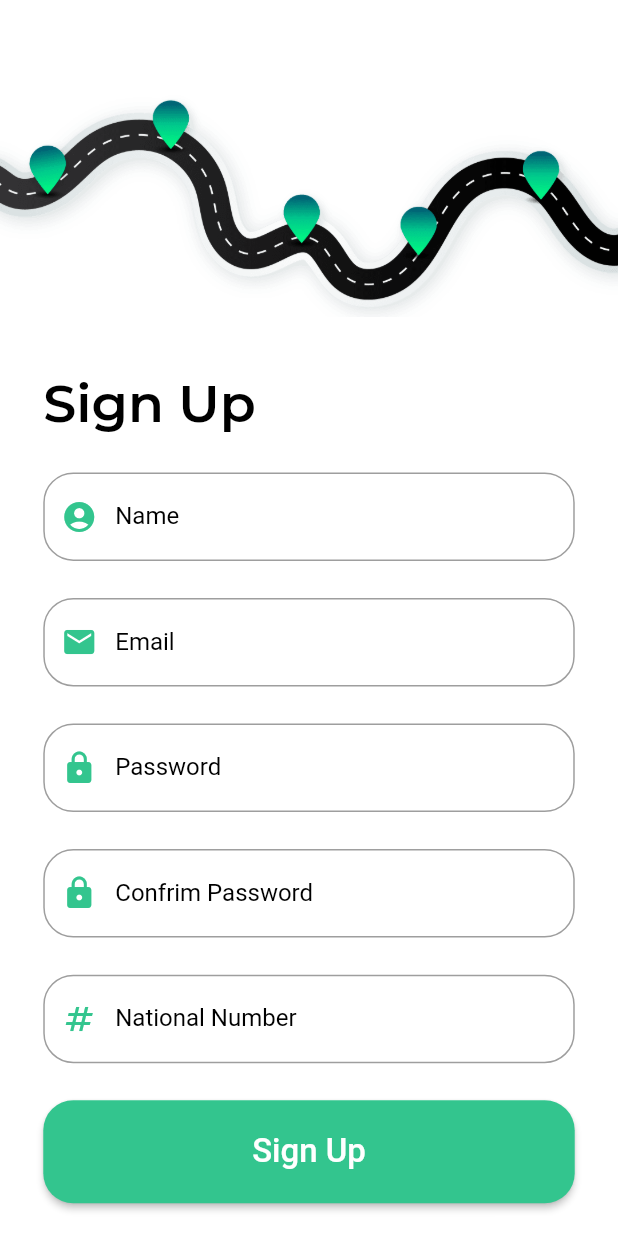
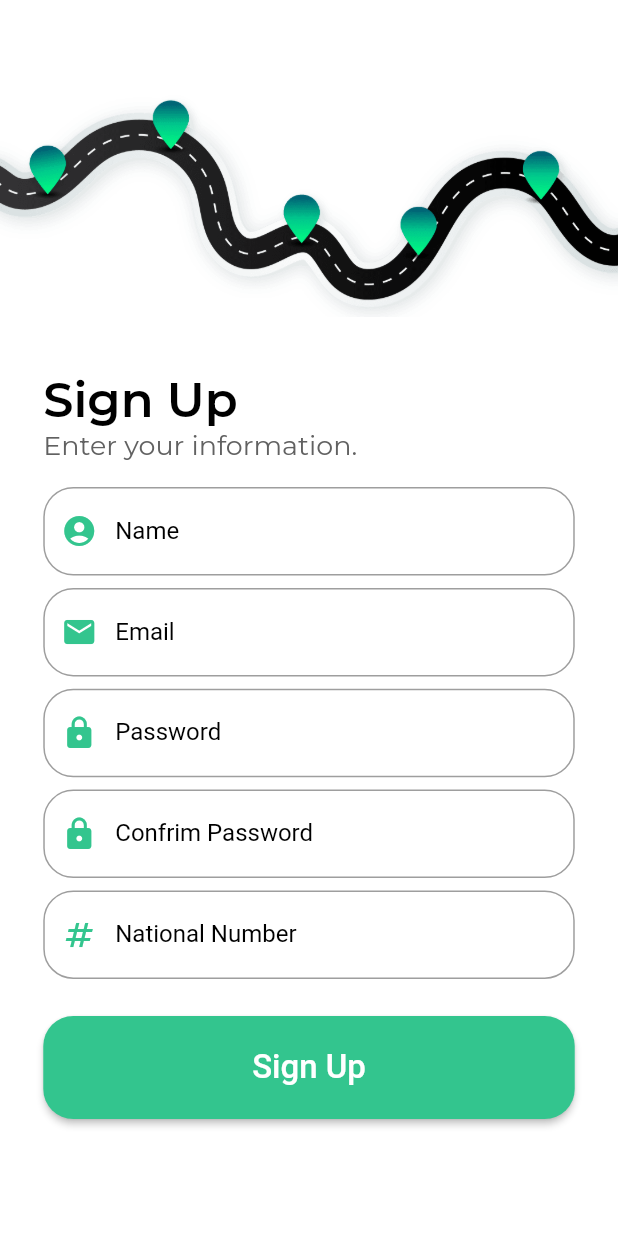
Before and after one commit to AntonDirani/public_transportation_management_app, a Flutter app: the signUp screen opened by its route, on a phone screen of 412 x 824 dp. Run offline on Flutter 3.47's test engine with Material 2 defaults, Android fonts, the phone set to English and light mode, and no system bars; our stand-ins replace google_fonts, google_maps_flutter, new_gradient_app_bar.

Commit message:
Sign up updates

```diff
--- a/lib/Screens/sign_up_page.dart
+++ b/lib/Screens/sign_up_page.dart
@@ -1,7 +1,6 @@
 import 'package:flutter/cupertino.dart';
 import 'package:flutter/material.dart';
 import 'package:google_fonts/google_fonts.dart';
-
 
 class sign_up_page extends StatefulWidget {
   const sign_up_page({Key? key}) : super(key: key);
@@ -9,7 +8,6 @@ class sign_up_page extends StatefulWidget {
   @override
   State<sign_up_page> createState() => _sign_up_pageState();
 }
-
 
 class _sign_up_pageState extends State<sign_up_page> {
   @override
@@ -22,6 +20,7 @@ class _sign_up_pageState extends State<sign_up_page> {
     );
   }
 }
+
 class signUp extends StatefulWidget {
   const signUp({Key? key}) : super(key: key);
   static String id = 'signUp';
@@ -31,32 +30,49 @@ class signUp extends StatefulWidget {
 
 class _signUpState extends State<signUp> {
   @override
-
   Widget build(BuildContext context) {
-    var MediaHeight= MediaQuery.of(context).size.height ;
-    var MediaWidth= MediaQuery.of(context).size.width;
-    return Material(
-      child: Container(
-        decoration: BoxDecoration(
-          color: Colors.white,
-        ),
+    var MediaHeight = MediaQuery.of(context).size.height;
+    var MediaWidth = MediaQuery.of(context).size.width;
+    return Scaffold(
+      backgroundColor: Colors.white,
+      body: SingleChildScrollView(
         child: Stack(
           children: [
             Container(
-              height:MediaHeight / 3,
+              height: MediaHeight / 3,
               width: MediaWidth / 1,
               decoration: BoxDecoration(
-                  image:
-                  DecorationImage(image: AssetImage('assets/Road.png'))),
+                  image: DecorationImage(image: AssetImage('assets/Road.png'))),
             ),
             Padding(
-            padding: EdgeInsets.only( left: MediaWidth * 0.07, right: MediaWidth * 0.07),
+              padding: EdgeInsets.only(
+                  left: MediaWidth * 0.07,
+                  right: MediaWidth * 0.07,
+                  bottom: MediaWidth * 0.07),
               child: Column(
+                mainAxisAlignment: MainAxisAlignment.spaceBetween,
                 crossAxisAlignment: CrossAxisAlignment.start,
                 children: [
-                SizedBox(height: MediaHeight * 0.3,),
-                Text('Sign Up' , style: GoogleFonts.montserrat( color:   Colors.black , fontSize: 35 , fontWeight: FontWeight.w600),),
-                SizedBox(height: MediaHeight * 0.03,),
+                  SizedBox(
+                    height: MediaHeight * 0.3,
+                  ),
+                  Text(
+                    'Sign Up',
+                    style: GoogleFonts.montserrat(
+                        color: Colors.black,
+                        fontSize: 32,
+                        fontWeight: FontWeight.w600),
+                  ),
+                  Text(
+                    'Enter your information.',
+                    style: GoogleFonts.montserrat(
+                        color: Colors.grey[700],
+                        fontSize: 18,
+                        fontWeight: FontWeight.w400),
+                  ),
+                  SizedBox(
+                    height: MediaHeight * 0.02,
+                  ),
                   TextField(
                     decoration: InputDecoration(
                       focusedBorder: OutlineInputBorder(
@@ -69,12 +85,16 @@ class _signUpState extends State<signUp> {
                         Icons.account_circle,
                         color: Color(0xff33C58E),
                       ),
-                    border: OutlineInputBorder(borderRadius: BorderRadius.all(Radius.circular(20)),),
+                      border: OutlineInputBorder(
+                        borderRadius: BorderRadius.all(Radius.circular(20)),
+                      ),
                     ),
                     keyboardType: TextInputType.name,
                     textInputAction: TextInputAction.done,
                   ),
-                SizedBox(height: MediaHeight * 0.03,),
+                  SizedBox(
+                    height: MediaHeight * 0.01,
+                  ),
                   TextField(
                     decoration: InputDecoration(
                       focusedBorder: OutlineInputBorder(
@@ -94,7 +114,9 @@ class _signUpState extends State<signUp> {
                     keyboardType: TextInputType.emailAddress,
                     textInputAction: TextInputAction.done,
                   ),
-                SizedBox(height: MediaHeight * 0.03,),
+                  SizedBox(
+                    height: MediaHeight * 0.01,
+                  ),
                   TextField(
                     decoration: InputDecoration(
                       focusedBorder: OutlineInputBorder(
@@ -113,7 +135,9 @@ class _signUpState extends State<signUp> {
                     ),
                     textInputAction: TextInputAction.done,
                   ),
-                SizedBox(height: MediaHeight * 0.03,),
+                  SizedBox(
+                    height: MediaHeight * 0.01,
+                  ),
                   TextField(
                     decoration: InputDecoration(
                       focusedBorder: OutlineInputBorder(
@@ -132,7 +156,9 @@ class _signUpState extends State<signUp> {
                     ),
                     textInputAction: TextInputAction.done,
                   ),
-                SizedBox(height: MediaHeight * 0.03,),
+                  SizedBox(
+                    height: MediaHeight * 0.01,
+                  ),
                   TextField(
                     decoration: InputDecoration(
                       focusedBorder: OutlineInputBorder(
@@ -152,7 +178,9 @@ class _signUpState extends State<signUp> {
                     keyboardType: TextInputType.number,
                     textInputAction: TextInputAction.done,
                   ),
-                SizedBox(height: MediaHeight * 0.03,),
+                  SizedBox(
+                    height: MediaHeight * 0.03,
+                  ),
                   MaterialButton(
                     minWidth: double.infinity,
                     color: Color(0xff33C58E),
@@ -170,11 +198,8 @@ class _signUpState extends State<signUp> {
                 ],
               ),
             )
-
           ],
-
         ),
-
       ),
     );
   }
```
Lines whose indentation alone changed are shown as unchanged.
